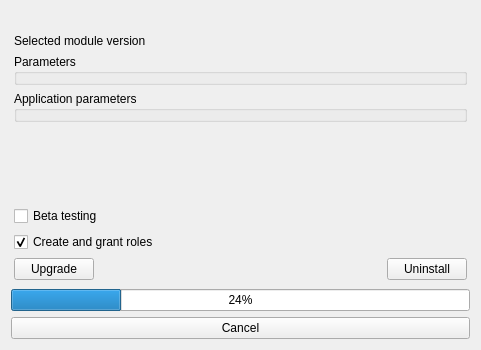
Before: the Qt Designer form oqtopus/ui/module_widget.ui in opengisch/oqtopus, drawn with Qt 5.
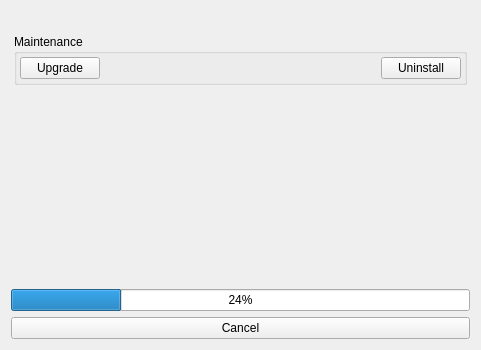
After: the same form once the commit is applied. The open tabs and pages were chosen to show the change. Custom widgets are drawn as their Qt base class.

Commit message: reorganize upgrade*

Diff of the .ui file:
```diff
--- a/oqtopus/ui/module_widget.ui
+++ b/oqtopus/ui/module_widget.ui
@@ -170,54 +170,6 @@
        <property name="bottomMargin">
         <number>3</number>
        </property>
-       <item row="5" column="0" colspan="4">
-        <layout class="QGridLayout" name="gridLayout_2">
-         <item row="2" column="2">
-          <widget class="QPushButton" name="uninstall_button">
-           <property name="text">
-            <string>Uninstall</string>
-           </property>
-          </widget>
-         </item>
-         <item row="1" column="0" colspan="2">
-          <widget class="QCheckBox" name="db_parameters_CreateAndGrantRoles_upgrade_checkBox">
-           <property name="text">
-            <string>Create and grant roles</string>
-           </property>
-           <property name="checked">
-            <bool>true</bool>
-           </property>
-          </widget>
-         </item>
-         <item row="2" column="0">
-          <widget class="QPushButton" name="moduleInfo_upgrade_pushButton">
-           <property name="text">
-            <string>Upgrade</string>
-           </property>
-          </widget>
-         </item>
-         <item row="2" column="1">
-          <spacer name="horizontalSpacer">
-           <property name="orientation">
-            <enum>Qt::Horizontal</enum>
-           </property>
-           <property name="sizeHint" stdset="0">
-            <size>
-             <width>40</width>
-             <height>20</height>
-            </size>
-           </property>
-          </spacer>
-         </item>
-         <item row="0" column="0" colspan="2">
-          <widget class="QCheckBox" name="beta_testing_checkbox_pageUpgrade">
-           <property name="text">
-            <string>Beta testing</string>
-           </property>
-          </widget>
-         </item>
-        </layout>
-       </item>
        <item row="0" column="0" colspan="4">
         <widget class="QLabel" name="moduleInfo_installation_label_upgrade">
          <property name="text">
@@ -229,39 +181,14 @@
         </widget>
        </item>
        <item row="1" column="0" colspan="4">
-        <widget class="QLabel" name="moduleInfo_selected_label">
-         <property name="text">
-          <string>Selected module version</string>
-         </property>
-        </widget>
-       </item>
-       <item row="2" column="0" colspan="4">
-        <widget class="ParametersGroupBox" name="parameters_groupbox_upgrade">
+        <widget class="QGroupBox" name="upgrade_maintain_groupBox">
          <property name="title">
-          <string>Parameters</string>
+          <string>Maintenance</string>
          </property>
-         <layout class="QVBoxLayout" name="parameters_layout_upgrade">
-          <property name="leftMargin">
-           <number>3</number>
-          </property>
-          <property name="topMargin">
-           <number>3</number>
-          </property>
-          <property name="rightMargin">
-           <number>3</number>
-          </property>
-          <property name="bottomMargin">
-           <number>3</number>
-          </property>
-         </layout>
-        </widget>
-       </item>
-       <item row="3" column="0" colspan="4">
-        <widget class="ParametersGroupBox" name="parameters_app_only_groupbox_upgrade">
-         <property name="title">
-          <string>Application parameters</string>
+         <property name="flat">
+          <bool>true</bool>
          </property>
-         <layout class="QVBoxLayout" name="parameters_app_only_layout_upgrade">
+         <layout class="QHBoxLayout" name="upgrade_maintain_layout">
           <property name="leftMargin">
            <number>3</number>
           </property>
@@ -274,10 +201,37 @@
           <property name="bottomMargin">
            <number>3</number>
           </property>
+          <item>
+           <widget class="QPushButton" name="moduleInfo_upgrade_pushButton">
+            <property name="text">
+             <string>Upgrade</string>
+            </property>
+           </widget>
+          </item>
+          <item>
+           <spacer name="upgrade_maintain_spacer">
+            <property name="orientation">
+             <enum>Qt::Horizontal</enum>
+            </property>
+            <property name="sizeHint" stdset="0">
+             <size>
+              <width>40</width>
+              <height>20</height>
+             </size>
+            </property>
+           </spacer>
+          </item>
+          <item>
+           <widget class="QPushButton" name="uninstall_button">
+            <property name="text">
+             <string>Uninstall</string>
+            </property>
+           </widget>
+          </item>
          </layout>
         </widget>
        </item>
-       <item row="4" column="0">
+       <item row="2" column="0">
         <spacer name="verticalSpacer_4">
          <property name="orientation">
           <enum>Qt::Vertical</enum>
```
Left out of the diff: 16 changed lines with no effect on the pictures. The commit also changes 2 other files.
